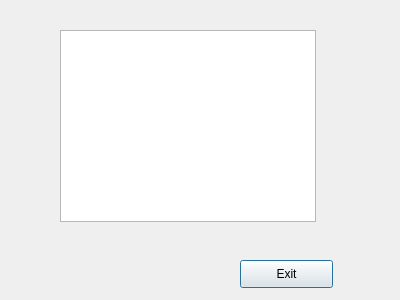
Qt form view_all_question.ui (ltg001/word_game) before a commit.
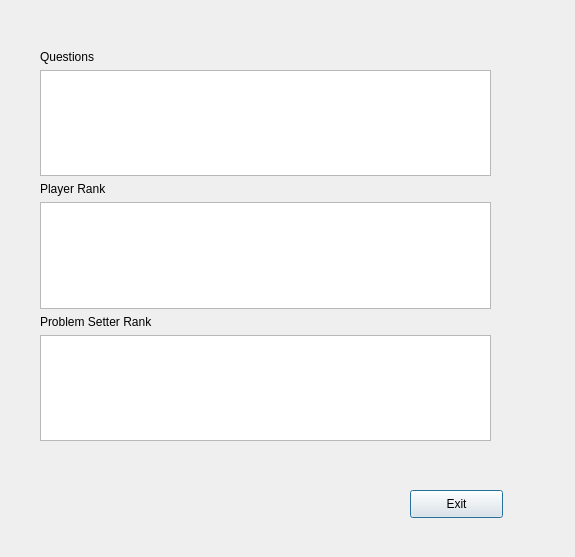
The same form after that commit.

```diff
--- a/view_all_question.ui
+++ b/view_all_question.ui
@@ -6,8 +6,8 @@
    <rect>
     <x>0</x>
     <y>0</y>
-    <width>400</width>
-    <height>300</height>
+    <width>575</width>
+    <height>557</height>
    </rect>
   </property>
   <property name="windowTitle">
@@ -16,8 +16,8 @@
   <widget class="QPushButton" name="exitBtn">
    <property name="geometry">
     <rect>
-     <x>240</x>
-     <y>260</y>
+     <x>410</x>
+     <y>490</y>
      <width>93</width>
      <height>28</height>
     </rect>
@@ -26,15 +26,47 @@
     <string>Exit</string>
    </property>
   </widget>
-  <widget class="QListWidget" name="listWidget">
+  <widget class="QWidget" name="verticalLayoutWidget">
    <property name="geometry">
     <rect>
-     <x>60</x>
-     <y>30</y>
-     <width>256</width>
-     <height>192</height>
+     <x>40</x>
+     <y>50</y>
+     <width>451</width>
+     <height>391</height>
     </rect>
    </property>
+   <layout class="QVBoxLayout" name="verticalLayout">
+    <item>
+     <widget class="QLabel" name="label">
+      <property name="text">
+       <string>Questions</string>
+      </property>
+     </widget>
+    </item>
+    <item>
+     <widget class="QListWidget" name="listWidget"/>
+    </item>
+    <item>
+     <widget class="QLabel" name="label_2">
+      <property name="text">
+       <string>Player Rank</string>
+      </property>
+     </widget>
+    </item>
+    <item>
+     <widget class="QListWidget" name="ranks"/>
+    </item>
+    <item>
+     <widget class="QLabel" name="label_3">
+      <property name="text">
+       <string>Problem Setter Rank</string>
+      </property>
+     </widget>
+    </item>
+    <item>
+     <widget class="QListWidget" name="setter"/>
+    </item>
+   </layout>
   </widget>
  </widget>
  <resources/>
```
